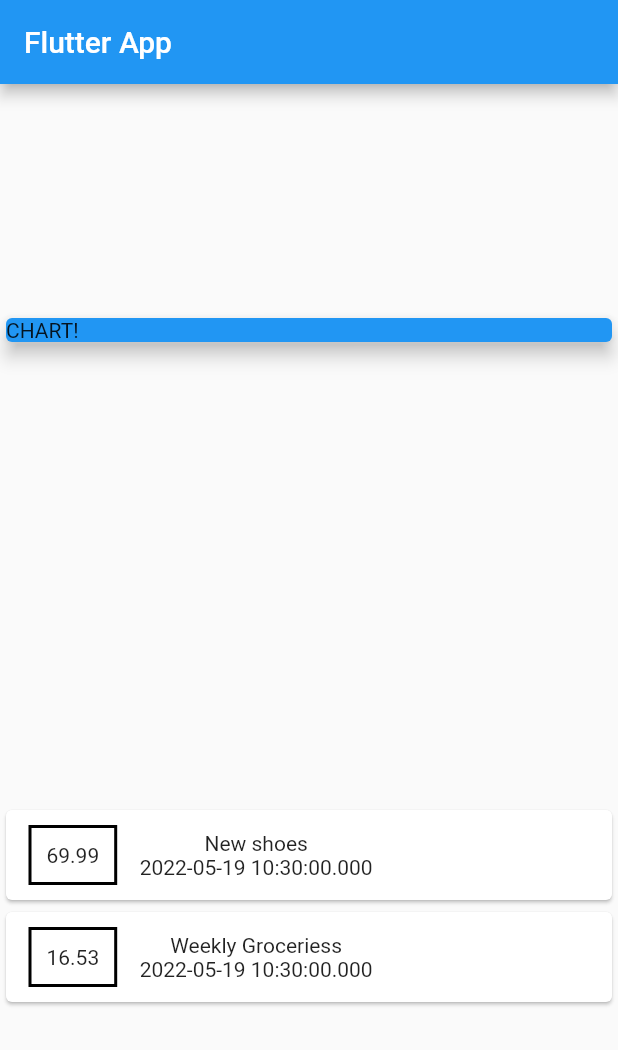
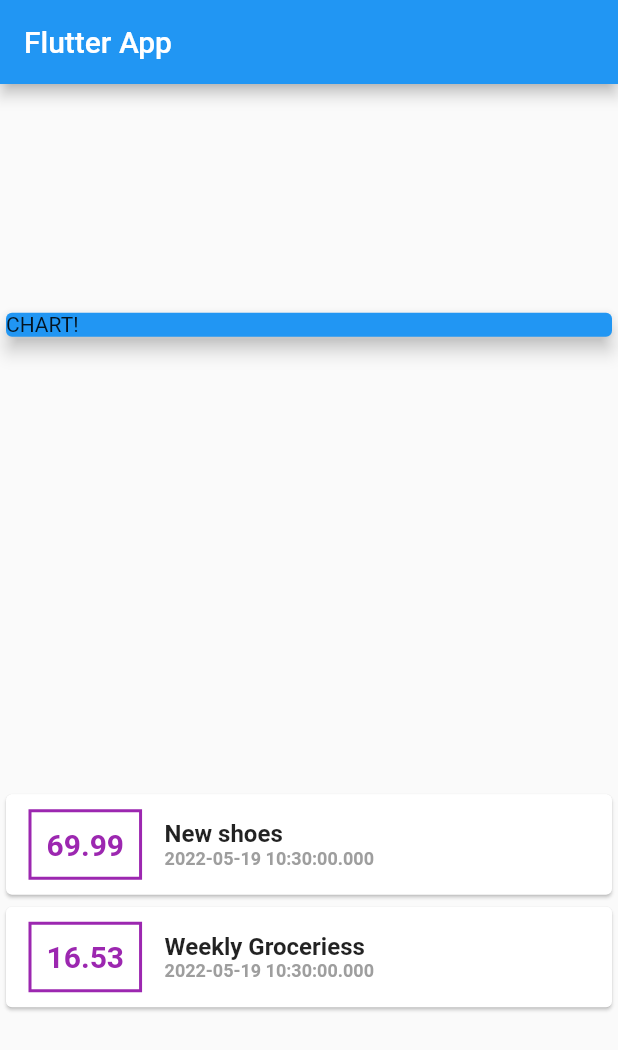
Before and after one commit to Tolulope05/e_planner, a Flutter app: the screen it shows after launch, on a phone screen of 412 x 824 dp. Shown: the top 1050 px of the screen. Run offline on Flutter 3.47's test engine with Material 2 defaults, Android fonts, the phone set to English and light mode, and no system bars.

Commit message:
more styling

```diff
--- a/lib/main.dart
+++ b/lib/main.dart
@@ -62,23 +62,40 @@ class MyhomePage extends StatelessWidget {
                       ),
                       decoration: BoxDecoration(
                         border: Border.all(
-                          color: Colors.black,
+                          color: Colors.purple,
                           width: 2,
                         ),
                       ),
                       padding: EdgeInsets.all(10),
                       child: Text(
                         tx.amount.toString(),
+                        style: TextStyle(
+                          fontWeight: FontWeight.bold,
+                          fontSize: 20,
+                          color: Colors.purple,
+                        ),
                       ),
                     ),
                     Column(
+                      crossAxisAlignment: CrossAxisAlignment.start,
                       children: [
-                        Text(tx.title),
+                        Text(
+                          tx.title,
+                          style: TextStyle(
+                            fontSize: 16,
+                            fontWeight: FontWeight.bold,
+                          ),
+                        ),
                         Text(
                           tx.date.toString(),
+                          style: TextStyle(
+                            fontSize: 12,
+                            color: Colors.grey,
+                            fontWeight: FontWeight.bold,
+                          ),
                         ),
                       ],
-                    )
+                    ),
                   ],
                 ),
               );
```
